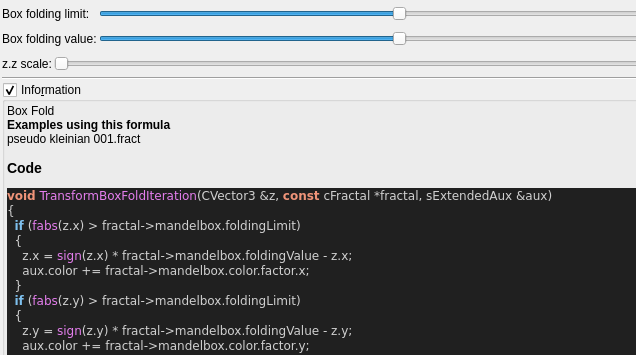
Old version of the form mandelbulber2/qt_data/fractal_transf_box_fold.ui in the repository buddhi1980/mandelbulber2; both pictures show x 0 to 636 and y 0 to 355 of the 799 by 937 pixel window.
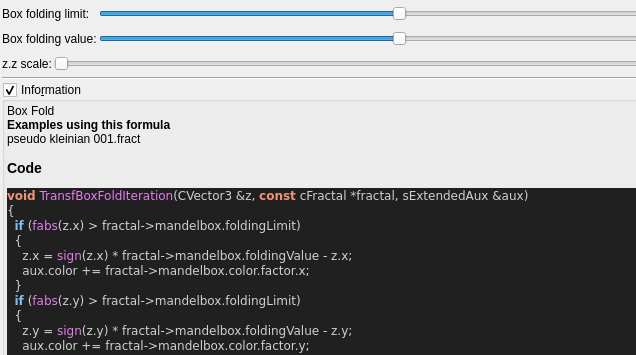
New version of the form. Custom widgets are drawn as their Qt base class.

```diff
--- a/mandelbulber2/qt_data/fractal_transf_box_fold.ui
+++ b/mandelbulber2/qt_data/fractal_transf_box_fold.ui
@@ -252,7 +252,7 @@
 &lt;/table&gt;
 &lt;br&gt;&lt;b&gt;Examples using this formula&lt;/b&gt;&lt;br&gt;pseudo kleinian 001.fract&lt;h3&gt;Code&lt;/h3&gt;
 &lt;body style=&quot;background-color:#202020&quot;&gt;
-&lt;pre style=&quot;color:#d0d0d0; background-color:#202020;  font-family:'Courier New',monospace;&quot;&gt;&lt;span style=&quot;color:#f09479; font-weight:bold&quot;&gt;void&lt;/span&gt; &lt;span style=&quot;color:#e47eed&quot;&gt;TransformBoxFoldIteration&lt;/span&gt;&lt;span style=&quot;color:#d0d0d0&quot;&gt;(&lt;/span&gt;CVector3 &lt;span style=&quot;color:#d0d0d0&quot;&gt;&amp;amp;&lt;/span&gt;z&lt;span style=&quot;color:#d0d0d0&quot;&gt;,&lt;/span&gt; &lt;span style=&quot;color:#f09479; font-weight:bold&quot;&gt;const&lt;/span&gt; cFractal &lt;span style=&quot;color:#d0d0d0&quot;&gt;*&lt;/span&gt;fractal&lt;span style=&quot;color:#d0d0d0&quot;&gt;,&lt;/span&gt; sExtendedAux &lt;span style=&quot;color:#d0d0d0&quot;&gt;&amp;amp;&lt;/span&gt;aux&lt;span style=&quot;color:#d0d0d0&quot;&gt;)&lt;/span&gt;
+&lt;pre style=&quot;color:#d0d0d0; background-color:#202020;  font-family:'Courier New',monospace;&quot;&gt;&lt;span style=&quot;color:#f09479; font-weight:bold&quot;&gt;void&lt;/span&gt; &lt;span style=&quot;color:#e47eed&quot;&gt;TransfBoxFoldIteration&lt;/span&gt;&lt;span style=&quot;color:#d0d0d0&quot;&gt;(&lt;/span&gt;CVector3 &lt;span style=&quot;color:#d0d0d0&quot;&gt;&amp;amp;&lt;/span&gt;z&lt;span style=&quot;color:#d0d0d0&quot;&gt;,&lt;/span&gt; &lt;span style=&quot;color:#f09479; font-weight:bold&quot;&gt;const&lt;/span&gt; cFractal &lt;span style=&quot;color:#d0d0d0&quot;&gt;*&lt;/span&gt;fractal&lt;span style=&quot;color:#d0d0d0&quot;&gt;,&lt;/span&gt; sExtendedAux &lt;span style=&quot;color:#d0d0d0&quot;&gt;&amp;amp;&lt;/span&gt;aux&lt;span style=&quot;color:#d0d0d0&quot;&gt;)&lt;/span&gt;
 &lt;span style=&quot;color:#d0d0d0&quot;&gt;{&lt;/span&gt;
   &lt;span style=&quot;color:#7ec0ee; font-weight:bold&quot;&gt;if&lt;/span&gt; &lt;span style=&quot;color:#d0d0d0&quot;&gt;(&lt;/span&gt;&lt;span style=&quot;color:#e47eed&quot;&gt;fabs&lt;/span&gt;&lt;span style=&quot;color:#d0d0d0&quot;&gt;(&lt;/span&gt;z&lt;span style=&quot;color:#d0d0d0&quot;&gt;.&lt;/span&gt;x&lt;span style=&quot;color:#d0d0d0&quot;&gt;) &amp;gt;&lt;/span&gt; fractal&lt;span style=&quot;color:#d0d0d0&quot;&gt;-&amp;gt;&lt;/span&gt;mandelbox&lt;span style=&quot;color:#d0d0d0&quot;&gt;.&lt;/span&gt;foldingLimit&lt;span style=&quot;color:#d0d0d0&quot;&gt;)&lt;/span&gt;
   &lt;span style=&quot;color:#d0d0d0&quot;&gt;{&lt;/span&gt;
```
